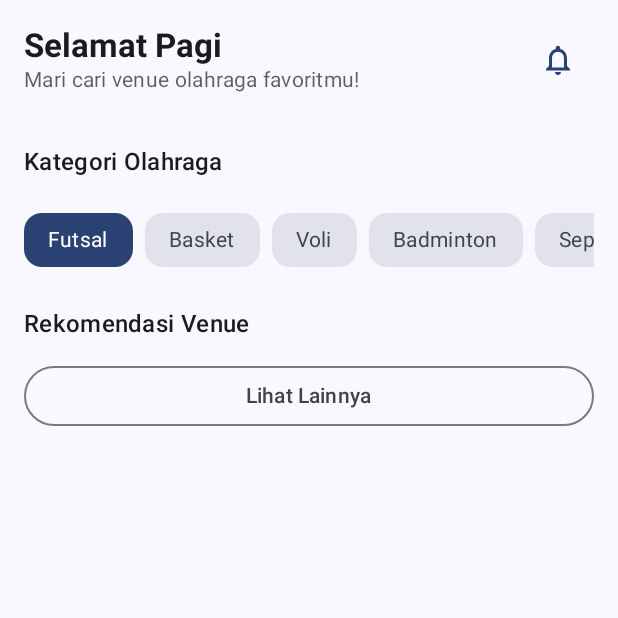
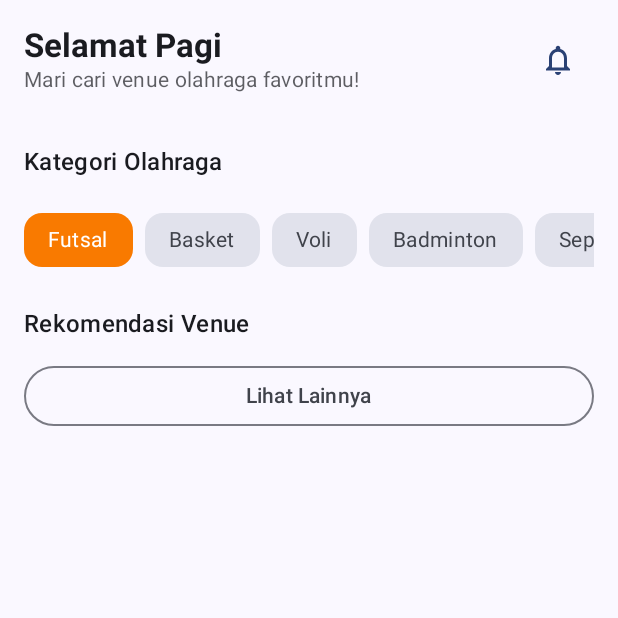
Before and after one commit to prysmoendra/kuymabar_app, an Android app built with Jetpack Compose: the HomeScreen screen opened through its navigation route, on a phone screen of 412 x 824 dp, the top half of it. Run offline under Robolectric (Android 15) with nearby library versions, the phone set to English and light mode, and no system bars; our stand-ins replace Dagger/Hilt's generated code, Firebase (no records; nobody signed in at launch, a user with empty details on screens opened directly).

Commit message:
added new feture in main screen

```diff
--- a/app/src/main/java/com/dakode/kuymabar/ui/screens/HomeScreen.kt
+++ b/app/src/main/java/com/dakode/kuymabar/ui/screens/HomeScreen.kt
@@ -11,7 +11,7 @@ import androidx.compose.material3.*
 import androidx.compose.runtime.*
 import androidx.compose.ui.Alignment
 import androidx.compose.ui.Modifier
-
+import androidx.compose.ui.graphics.Color
 import androidx.compose.ui.text.font.FontWeight
 import androidx.compose.ui.unit.dp
 import androidx.hilt.navigation.compose.hiltViewModel
@@ -141,7 +141,7 @@ private fun CategoryChip(
             shape = RoundedCornerShape(12.dp),
             colors = CardDefaults.cardColors(
                 containerColor = if (isSelected) {
-                    MaterialTheme.colorScheme.primary
+                    Color(0xFFF97A00)
                 } else {
                     MaterialTheme.colorScheme.surfaceVariant
                 }
--- a/app/src/main/java/com/dakode/kuymabar/ui/screens/MainScreen.kt
+++ b/app/src/main/java/com/dakode/kuymabar/ui/screens/MainScreen.kt
@@ -66,7 +66,10 @@ fun MainScreen() {
                             // TODO: Implementasi untuk FAB
                         }
                     ) {
-                        Icon(Icons.Default.Add, contentDescription = "Tambah")
+                        Icon(
+                            Icons.Default.Add,
+                            contentDescription = "Tambah"
+                        )
                     }
                 }
             )
```
